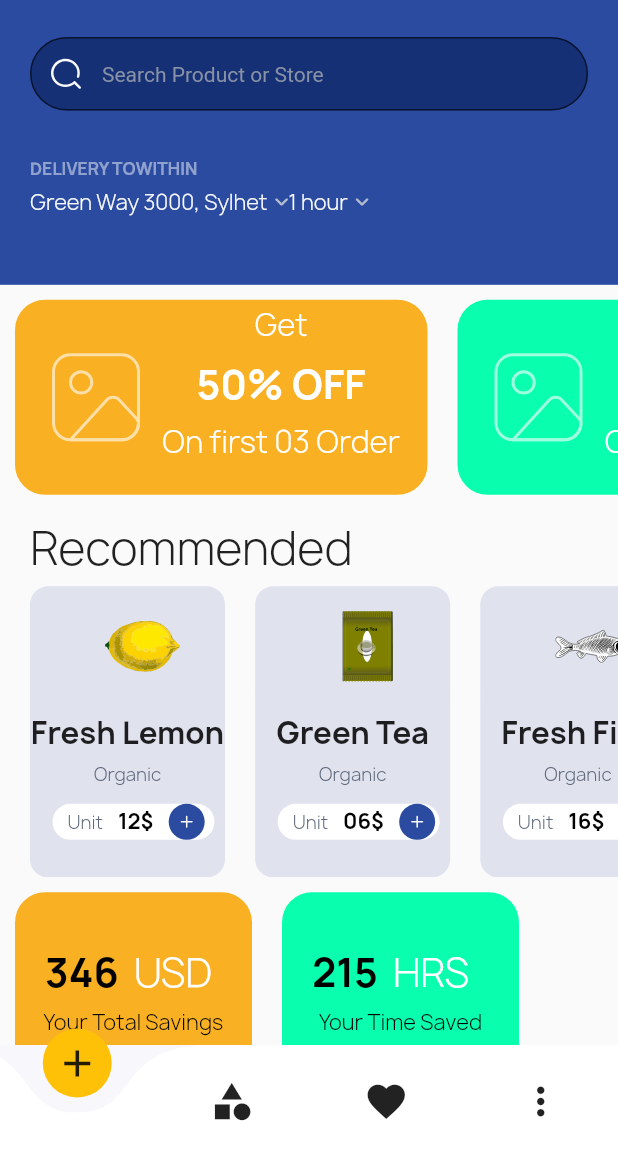
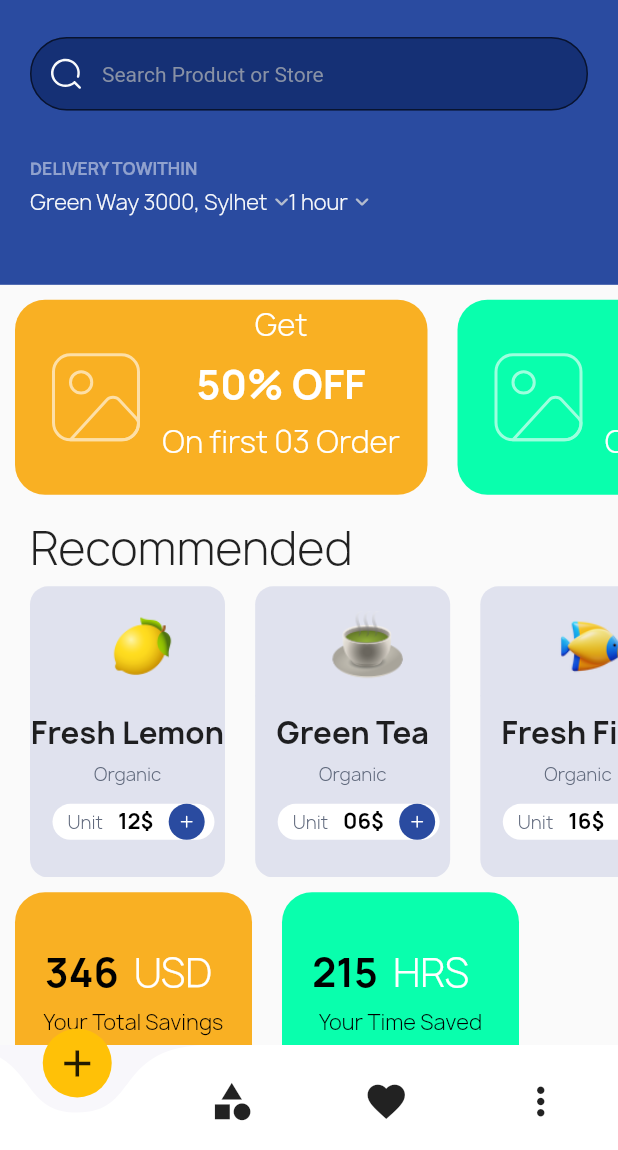
Before and after one commit to Suhaibusman/miniappflutter, a Flutter app: the screen it shows after launch, after a tap on "Get Started", on a phone screen of 412 x 824 dp, the part 86-1236 px from its top. Run offline on Flutter 3.47's test engine with Material 2 defaults, Android fonts, the phone set to English and light mode, and no system bars; drawn by our look-alikes of curved_navigation_bar; our stand-ins replace flutter_svg.

Commit message:
mini app

```diff
--- a/lib/models/categories_part.dart
+++ b/lib/models/categories_part.dart
@@ -22,17 +22,17 @@ static List<Categorypart> getCategorypart(){
 
   category.add(
 
-    Categorypart(simplegetText: "Fresh Lemon", categoryPrice: "12\$", orderdetails: "Organic", iconpath: "assets/images/LemonLores.svg",quantity: 1)
+    Categorypart(simplegetText: "Fresh Lemon", categoryPrice: "12\$", orderdetails: "Organic", iconpath: "assets/images/lemon.png",quantity: 1)
   );
 
    category.add(
 
-    Categorypart(simplegetText: "Green Tea", categoryPrice: "06\$", orderdetails: "Organic", iconpath: "assets/images/Green_tea_sachet.svg",quantity: 1)
+    Categorypart(simplegetText: "Green Tea", categoryPrice: "06\$", orderdetails: "Organic", iconpath: "assets/images/greentea.png",quantity: 1)
   );
 
   category.add(
 
-    Categorypart(simplegetText: "Fresh Fish", categoryPrice: "16\$", orderdetails: "Organic", iconpath: "assets/images/fish-line-art.svg",quantity: 1)
+    Categorypart(simplegetText: "Fresh Fish", categoryPrice: "16\$", orderdetails: "Organic", iconpath: "assets/images/fish.png",quantity: 1)
   );
 
  return category;
--- a/lib/models/deals_part.dart
+++ b/lib/models/deals_part.dart
@@ -4,10 +4,11 @@ class DealsPart{
   String description;
   String description2;
   String iconpath;
-
+  int quantity;
+  bool isFav;
   DealsPart(
     {
-     required this.price,required this.description ,required this.description2 ,required this.iconpath
+     required this.price,required this.description ,required this.description2 ,required this.iconpath,required this.quantity,required this.isFav
     }
   );
 
@@ -16,13 +17,13 @@ class DealsPart{
   List<DealsPart> deals=[];
 
   deals.add(
-    DealsPart(price: "\$375", description: "Orange Package 1", description2: "1 Bundle", iconpath: "assets/images/Orange-Citrus.svg")
+    DealsPart(price: "\$375", description: "Orange Package 1", description2: "1 Bundle", iconpath: "assets/images/orange.png", quantity: 1 ,isFav: false)
   );
   deals.add(
-    DealsPart(price: "\$89", description: "Green Tea Package 2", description2: "1 Bundle", iconpath: "assets/images/greentea-inacup.svg")
+    DealsPart(price: "\$89", description: "Green Tea Package 2", description2: "1 Bundle", iconpath: "assets/images/greentea.png", quantity: 1,isFav: true)
   );
  deals.add(
-    DealsPart(price: "\$69", description: "Apple Package 2", description2: "1 Bundle", iconpath: "assets/images/1552371935.svg")
+    DealsPart(price: "\$69", description: "Apple Package 2", description2: "1 Bundle", iconpath: "assets/images/apple.png", quantity: 1,isFav: false)
   );
  return deals;
   }
--- a/lib/screens/checkoutpage/cartscreen.dart
+++ b/lib/screens/checkoutpage/cartscreen.dart
@@ -87,10 +87,10 @@ class _CartScreenDataState extends State<CartScreenData> {
                   child: Column(
                     children: [
                       ListTile(
-                        leading: const CircleAvatar(
+                        leading:  CircleAvatar(
                           radius: 25,
                           backgroundColor: Colors.amber,
-                          // child: Image.asset(addtoCartitems[index].iconpath),
+                           child: Image.asset(addtoCartitems[index].iconpath),
                         ),
                         title: Text(addtoCartitems[index].name ,style: const TextStyle(fontFamily: "Manrope" ,fontSize: 14 ,color: Color(0xff1E222B), fontWeight: FontWeight.bold),),
                         subtitle: Text(addtoCartitems[index].price ,style: const TextStyle(fontFamily: "Manrope" ,fontSize: 14 ,color: Color(0xff1E222B), fontWeight: FontWeight.w400),),
--- a/lib/screens/home/widgets/categories.dart
+++ b/lib/screens/home/widgets/categories.dart
@@ -55,7 +55,7 @@ class _CategoriesBarState extends State<CategoriesBar> {
                     Center(
                       child: Padding(
                         padding: const EdgeInsets.only(top: 15, left: 20),
-                        child: SvgPicture.asset(
+                        child: Image.asset(
                           category[index].iconpath,
                           height: 50,
                           width: 50,
--- a/lib/screens/home/widgets/dealscategogeries.dart
+++ b/lib/screens/home/widgets/dealscategogeries.dart
@@ -1,5 +1,6 @@
 import 'package:flutter/material.dart';
 import 'package:flutter_svg/svg.dart';
+import 'package:miniapp/Data/addtocartlist.dart';
 import 'package:miniapp/models/deals_part.dart';
 
 class DealsOnFruit extends StatefulWidget {
@@ -16,6 +17,10 @@ class _DealsOnFruitState extends State<DealsOnFruit> {
       deals = DealsPart.getDeals();
     });
   }
+
+  void addtocart(int index){
+    addtoCartitems.add(AddedItems(price: deals[index].price, name: deals[index].description, quantity: deals[index].quantity, iconpath: deals[index].iconpath));
+  }
   @override
   Widget build(BuildContext context) {
 _getDeals();
@@ -31,24 +36,29 @@ _getDeals();
                 color: Color(0xffE0E2EE),
               ),
               width: 167,
+              child: Padding(
+                padding: const EdgeInsets.only(left: 10 ,right: 10),
                 child: Column(
                   crossAxisAlignment: CrossAxisAlignment.start,
                   mainAxisAlignment: MainAxisAlignment.center,
                   children: [
-                  Padding(
-                    padding: const EdgeInsets.only(left: 40),
-                    child: CircleAvatar(
+                    Row(
+                      mainAxisAlignment: MainAxisAlignment.center,
+                      children: [
+                        CircleAvatar(
                           backgroundColor: Colors.transparent,
                           radius: 30,
                           child: ClipRRect(
                             borderRadius: BorderRadius.circular(50.0),
-                        child: SvgPicture.asset(deals[index].iconpath,height: 68, width: 68,),
+                            child: Image.asset(deals[index].iconpath,height: 68, width: 68,),
                             ),
                         ),
-                  ),
-                  Padding(
-                    padding: const EdgeInsets.only(left: 120),
-                    child: Stack(
+                        const SizedBox(width: 20,),
+                        Column(
+                          children: [
+
+
+                            Stack(
                                       children: [
                                         const CircleAvatar(
                                           radius: 12,
@@ -61,7 +71,24 @@ _getDeals();
                                         )
                                       ],
                                     ),
+                                    IconButton(
+
+                              onPressed: (){
+                                         setState(() {
+                                          if (deals[index].isFav==true) {
+                                            deals[index].isFav=false;
+                                          } else {
+                                            deals[index].isFav=true;
+                                          }
+                                        });
+                                      }, icon:  Icon(Icons.favorite_rounded ,
+                                      color: deals[index].isFav==true ?const Color.fromARGB(255, 250, 0, 0) :Colors.grey,))
+                                    ,
+                                    ],
+                        )
+                      ],
                     ),
+
                                     Text(deals[index].price ,style: const TextStyle(
                                       fontFamily: "Manrope" ,fontSize: 14,
                                       fontWeight: FontWeight.bold,
@@ -78,6 +105,7 @@ _getDeals();
                                       color: Color(0xff616A7D)
                                     ),)
                   ],
+                ),
               )
             );
           },
```
Also changed, not shown: assets/images/apple.png (added), assets/images/fish.png (added), assets/images/greentea.png (added), assets/images/lemon.png (added), assets/images/orange.png (added). Lines whose indentation alone changed are shown as unchanged.
